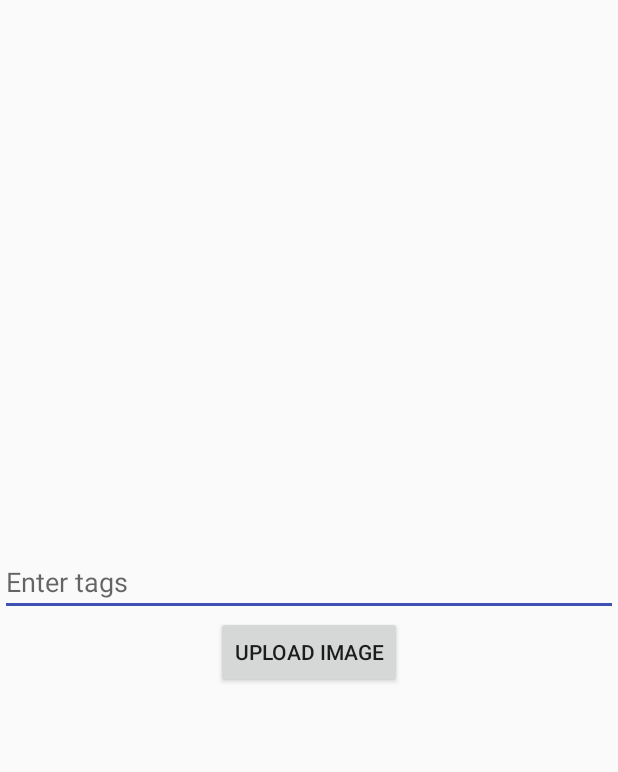
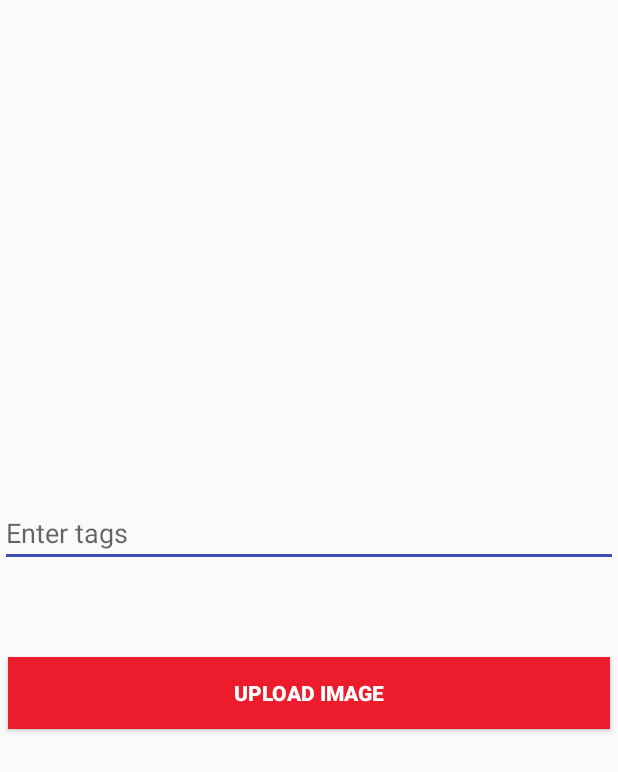
Before and after one commit to Mohanavadivel-git/Damien, an Android app: the Imageupload screen opened directly, with no data from a screen before it, on a phone screen of 412 x 824 dp. Shown: the top 772 px of the screen. Run offline under Robolectric (Android 15) with nearby library versions, the phone set to English and light mode, and no system bars; our stand-ins replace Volley; network calls fail.

```diff
--- a/app/src/main/java/com/example/vmohanav/myfirstapp/Imageupload.java
+++ b/app/src/main/java/com/example/vmohanav/myfirstapp/Imageupload.java
@@ -40,6 +40,9 @@ public class Imageupload extends AppCompatActivity {
 
     //edittext for getting the tags input
     EditText editTextTags;
+
+
+
     @Override
     protected void onCreate(Bundle savedInstanceState) {
         super.onCreate(savedInstanceState);
--- a/app/src/main/res/layout/activity_imageupload.xml
+++ b/app/src/main/res/layout/activity_imageupload.xml
@@ -18,12 +18,26 @@
             android:layout_width="match_parent"
             android:layout_height="wrap_content" />
 
-        <Button
+        <!--<Button
             android:id="@+id/buttonUploadImage"
             android:layout_width="wrap_content"
             android:layout_height="wrap_content"
             android:layout_gravity="center"
-            android:text="Upload Image" />
+            android:text="Upload Image"/>-->
+
+        <Button
+            android:id="@+id/buttonUploadImage"
+            android:layout_width="match_parent"
+            android:layout_height="match_parent"
+            android:layout_gravity="center"
+            android:text="Upload Image"
+            android:layout_marginLeft="5dp"
+            android:layout_marginRight="5dp"
+            android:layout_marginTop="60dp"
+            android:layout_marginBottom="5dp"
+            android:background="@color/colorPrimary"
+            android:textColor="@android:color/white"
+            android:textStyle="bold"/>
 
         <ImageView
             android:id="@+id/imageView"
--- a/app/src/main/res/layout/activity_tab_example.xml
+++ b/app/src/main/res/layout/activity_tab_example.xml
@@ -67,12 +67,12 @@
                 android:layout_height="wrap_content"
                 android:text="@string/tab_text_5"
                 android:textStyle="bold"/>
-            <android.support.design.widget.TabItem
+           <!-- <android.support.design.widget.TabItem
                 android:id="@+id/tabItem5"
                 android:layout_width="wrap_content"
                 android:layout_height="wrap_content"
                 android:text="@string/tab_text_6"
-                android:textStyle="bold"/>
+                android:textStyle="bold"/>-->
 
         </android.support.design.widget.TabLayout>
     </android.support.design.widget.AppBarLayout>
--- a/app/src/main/res/layout/fragment_tab_example.xml
+++ b/app/src/main/res/layout/fragment_tab_example.xml
@@ -90,7 +90,7 @@
                 android:background="@color/colorPrimary"
                 android:textColor="@android:color/white"
                 android:textStyle="bold"/>
-            <Button
+            <!--<Button
                 android:id="@+id/Retrive"
                 android:layout_width="match_parent"
                 android:layout_height="match_parent"
@@ -102,7 +102,7 @@
                 android:layout_marginBottom="5dp"
                 android:background="@color/colorPrimary"
                 android:textColor="@android:color/white"
-                android:textStyle="bold"/>
+                android:textStyle="bold"/>-->
             <Button
                 android:id="@+id/Cancel"
                 android:layout_width="match_parent"
```
Also changed, not shown: app/src/main/java/com/example/vmohanav/myfirstapp/OtherdetailsTab.java (+13 -0 lines), app/src/main/java/com/example/vmohanav/myfirstapp/PhotoTab.java (+28 -0 lines), app/src/main/res/layout/otherdetails.xml (+13 -0 lines).
